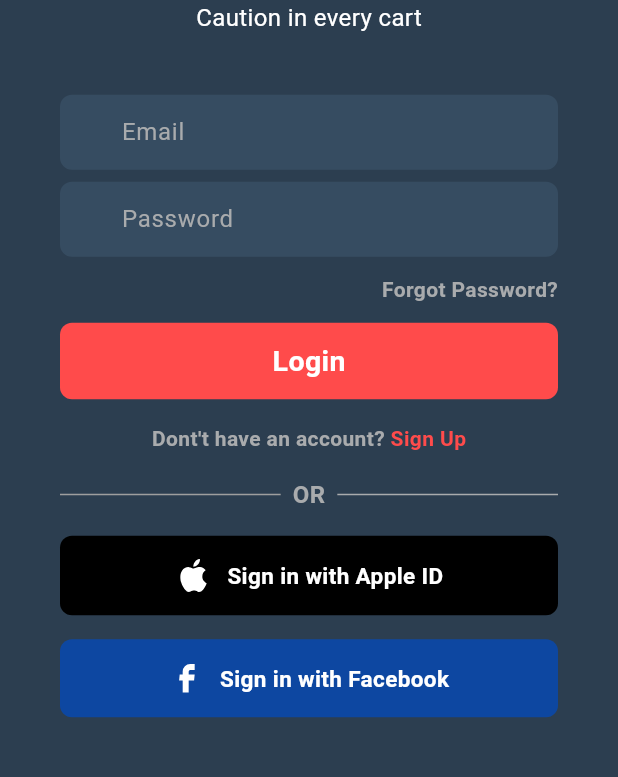
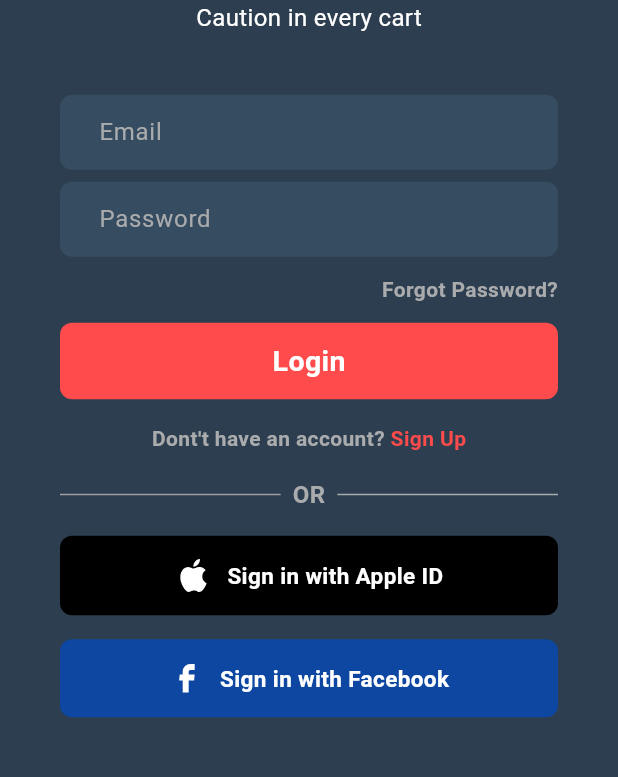
Before and after one commit to MuhdNurHusaini/CautionPick, a Flutter app: the screen it shows after launch, on a phone screen of 412 x 824 dp, the part 344-1121 px from its top. Run offline on Flutter 3.47's test engine with Material 3 defaults, Android fonts, the phone set to English and light mode, and no system bars; our stand-ins replace flutter_svg; Roboto replaces fonts that are missing (Gotag).

Commit message:
adjust textfield padding

```diff
--- a/lib/pages/login.dart
+++ b/lib/pages/login.dart
@@ -96,7 +96,7 @@ class Login extends StatelessWidget {
                       border: Border.all(color: Color(0xFF364C61)),
                       borderRadius: BorderRadius.circular(8.0)),
                   child: Padding(
-                    padding: const EdgeInsets.symmetric(horizontal: 40.0),
+                    padding: const EdgeInsets.symmetric(horizontal: 25.0),
                     child: TextField(
                       decoration: InputDecoration(
                         hintText: 'Email',
@@ -118,7 +118,7 @@ class Login extends StatelessWidget {
                       border: Border.all(color: Color(0xFF364C61)),
                       borderRadius: BorderRadius.circular(8.0)),
                   child: Padding(
-                    padding: const EdgeInsets.symmetric(horizontal: 40.0),
+                    padding: const EdgeInsets.symmetric(horizontal: 25.0),
                     child: TextField(
                       obscureText: true,
                       decoration: InputDecoration(
```
